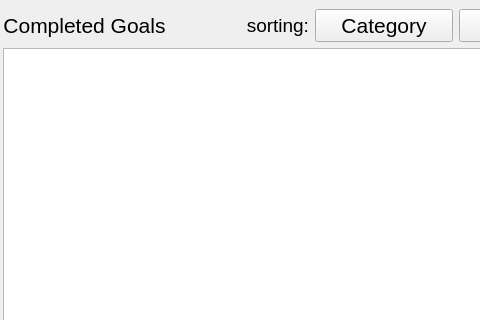
Qt form UI/MainWindow.ui (cis422-goaltracker/goaltracker) before a commit; both pictures show x 122 to 602 and y 0 to 320 of the 870 by 412 pixel window.
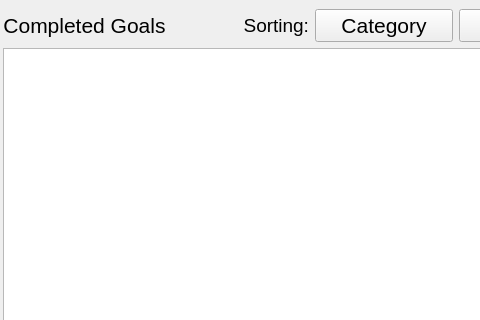
The same form after that commit.

```diff
--- a/UI/MainWindow.ui
+++ b/UI/MainWindow.ui
@@ -140,7 +140,7 @@
            </font>
           </property>
           <property name="text">
-           <string>sorting:</string>
+           <string>Sorting:</string>
           </property>
           <property name="alignment">
            <set>Qt::AlignRight|Qt::AlignTrailing|Qt::AlignVCenter</set>
```
